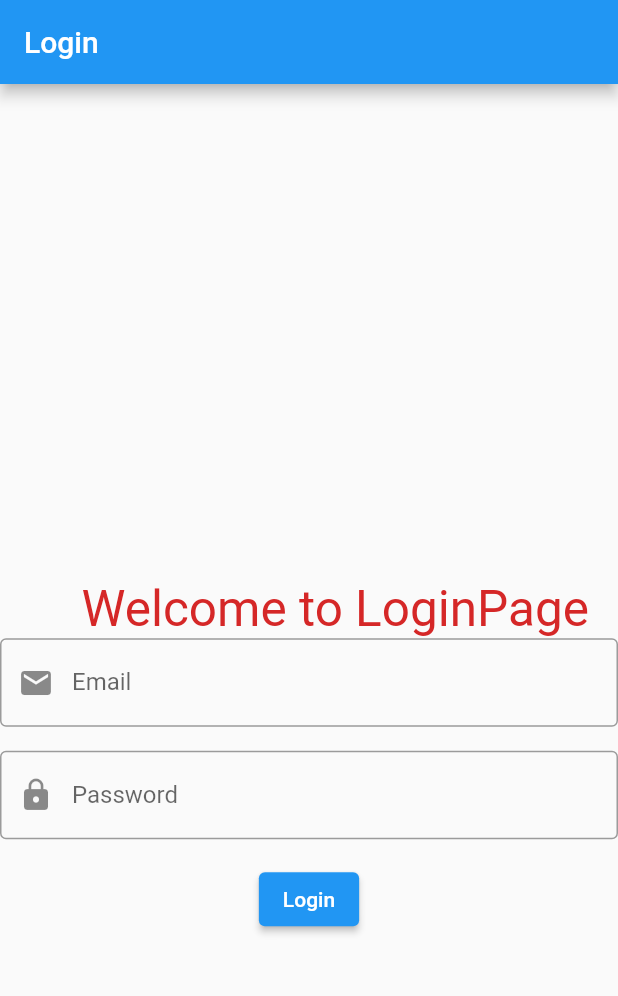
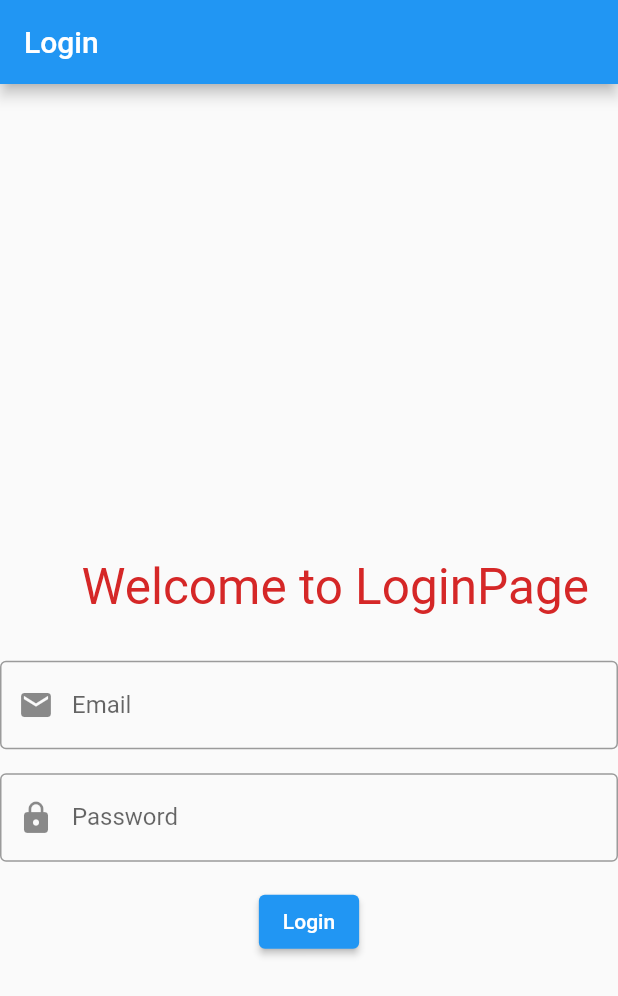
Before and after one commit to ifaheemsid/B1-Faheem_Akhter, a Flutter app: the screen it shows after launch, on a phone screen of 412 x 824 dp. Shown: the top 996 px of the screen. Run offline on Flutter 3.47's test engine with Material 2 defaults, Android fonts, the phone set to English and light mode, and no system bars; our stand-ins replace cached_network_image.

Commit message:
Update login_page.dart
adding some changes for heading

```diff
--- a/flutter_login_page/lib/login_page.dart
+++ b/flutter_login_page/lib/login_page.dart
@@ -80,6 +80,9 @@ class _LoginPageState extends State<LoginPage> {
                      style: TextStyle(color: const Color.fromARGB(255, 213, 39, 39),fontSize: 33 ),
                      ),
             ),
+            SizedBox(
+              height: 30
+            ),
             TextFormField(
               controller: _emailController,
               decoration: const InputDecoration(
```
